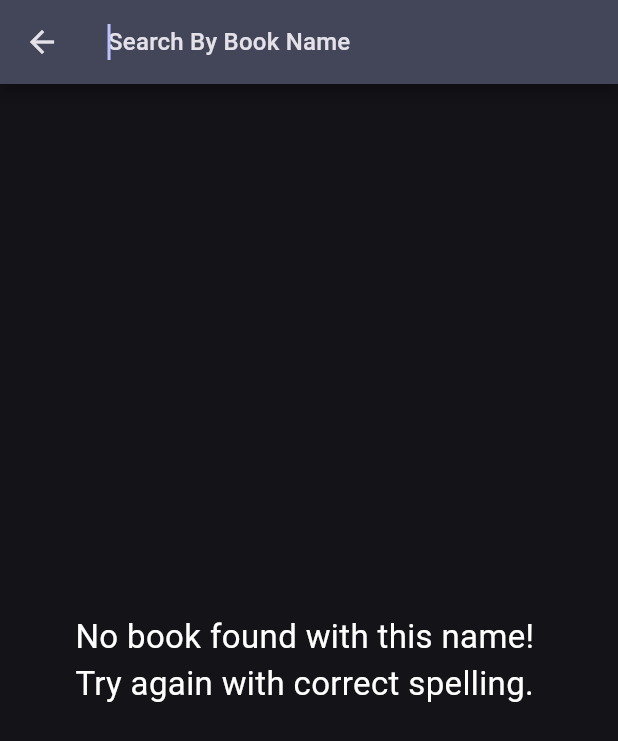
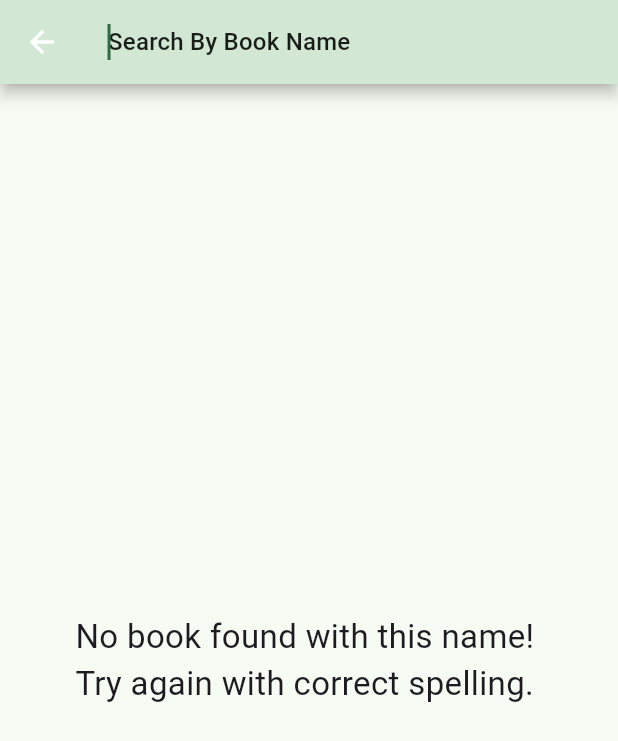
Before and after one commit to gxtanvir/daily_expenses, a Flutter app: the screen it shows once a user with an empty profile is signed in, after a tap on the "search" icon, on a phone screen of 412 x 824 dp. Shown: the top 741 px of the screen. Run offline on Flutter 3.47's test engine with Material 3 defaults, Android fonts, the phone set to English and light mode, and no system bars; our stand-ins replace cloud_firestore, firebase_auth, firebase_core, flutter_riverpod, sqflite; accounts and stored records are empty.

Commit message:
Optimized TextField

```diff
--- a/lib/main.dart
+++ b/lib/main.dart
@@ -37,7 +37,7 @@ class MyApp extends StatelessWidget {
     return MaterialApp(
       title: 'Khoroch Shomogro',
       debugShowCheckedModeBanner: false,
-      themeMode: ThemeMode.dark,
+      themeMode: ThemeMode.system,
       theme: ThemeData().copyWith(
         useMaterial3: false,
         colorScheme: kColorScheme,
--- a/lib/screens/add_expense.dart
+++ b/lib/screens/add_expense.dart
@@ -182,6 +182,7 @@ class _AddExpense extends ConsumerState<AddExpense> {
                     ),
                     const SizedBox(height: 24),
                     TextFormField(
+                      textCapitalization: TextCapitalization.sentences,
                       style: TextStyle(
                           color: Theme.of(context).colorScheme.onSurface),
                       decoration: InputDecoration(
--- a/lib/screens/auth.dart
+++ b/lib/screens/auth.dart
@@ -102,8 +102,12 @@ class _AuthSrceenState extends State<AuthScreen> {
                         mainAxisSize: MainAxisSize.min,
                         children: [
                           TextFormField(
-                            decoration:
-                                const InputDecoration(labelText: 'Email'),
+                            style: TextStyle(
+                                color:
+                                    Theme.of(context).colorScheme.onBackground),
+                            decoration: const InputDecoration(
+                              labelText: 'Email',
+                            ),
                             autocorrect: false,
                             keyboardType: TextInputType.emailAddress,
                             enableSuggestions: true,
@@ -121,8 +125,13 @@ class _AuthSrceenState extends State<AuthScreen> {
                           ),
                           if (!_isLogin)
                             TextFormField(
-                              decoration:
-                                  const InputDecoration(labelText: 'Username'),
+                              style: TextStyle(
+                                  color: Theme.of(context)
+                                      .colorScheme
+                                      .onBackground),
+                              decoration: const InputDecoration(
+                                labelText: 'Username',
+                              ),
                               autocorrect: false,
                               enableSuggestions: false,
                               validator: (value) {
@@ -138,8 +147,12 @@ class _AuthSrceenState extends State<AuthScreen> {
                               },
                             ),
                           TextFormField(
-                            decoration:
-                                const InputDecoration(labelText: 'Password'),
+                            style: TextStyle(
+                                color:
+                                    Theme.of(context).colorScheme.onBackground),
+                            decoration: const InputDecoration(
+                              labelText: 'Password',
+                            ),
                             obscureText: true,
                             validator: (text) {
                               if (text != null &&
--- a/lib/screens/search_book.dart
+++ b/lib/screens/search_book.dart
@@ -45,6 +45,7 @@ class _SearchBookState extends ConsumerState<SearchBook> {
               borderRadius: BorderRadius.circular(10),
             ),
             child: TextField(
+              textCapitalization: TextCapitalization.sentences,
               decoration: InputDecoration(
                   hintText: 'Search By Book Name',
                   hintStyle:
--- a/lib/screens/search_expenses.dart
+++ b/lib/screens/search_expenses.dart
@@ -54,6 +54,7 @@ class _SearchExpenseState extends ConsumerState<SearchExpense> {
             borderRadius: BorderRadius.circular(10),
           ),
           child: TextField(
+            textCapitalization: TextCapitalization.sentences,
             style: TextStyle(color: Theme.of(context).colorScheme.onSurface),
             decoration: InputDecoration(
                 hintText: 'Search By Remarks',
--- a/lib/widgets/new_book.dart
+++ b/lib/widgets/new_book.dart
@@ -88,6 +88,7 @@ class _NewExpenseState extends ConsumerState<NewExpense> {
               children: [
                 TextField(
                   autofocus: true,
+                  textCapitalization: TextCapitalization.sentences,
                   controller: _bookController,
                   decoration: InputDecoration(
                     border: OutlineInputBorder(
```
